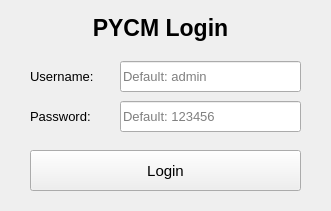
First picture: the form in Console/UI/LoginUI.ui, repository yang-zhongtian/PYCM, before the edit.
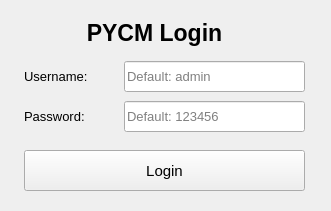
Second picture: the form after the edit. Icons and pictures are not drawn.

Diff of the .ui file:
```diff
--- a/Console/UI/LoginUI.ui
+++ b/Console/UI/LoginUI.ui
@@ -35,7 +35,7 @@
   <widget class="QLineEdit" name="username">
    <property name="geometry">
     <rect>
-     <x>120</x>
+     <x>124</x>
      <y>61</y>
      <width>181</width>
      <height>31</height>
@@ -53,7 +53,7 @@
   <widget class="QLineEdit" name="password">
    <property name="geometry">
     <rect>
-     <x>120</x>
+     <x>124</x>
      <y>101</y>
      <width>181</width>
      <height>31</height>
@@ -74,10 +74,10 @@
   <widget class="QLabel" name="title">
    <property name="geometry">
     <rect>
-     <x>30</x>
+     <x>24</x>
      <y>12</y>
      <width>261</width>
-     <height>31</height>
+     <height>41</height>
     </rect>
    </property>
    <property name="font">
@@ -100,9 +100,9 @@
   <widget class="QLabel" name="label_username">
    <property name="geometry">
     <rect>
-     <x>30</x>
+     <x>24</x>
      <y>61</y>
-     <width>81</width>
+     <width>101</width>
      <height>31</height>
     </rect>
    </property>
@@ -118,9 +118,9 @@
   <widget class="QLabel" name="label_password">
    <property name="geometry">
     <rect>
-     <x>30</x>
+     <x>24</x>
      <y>101</y>
-     <width>81</width>
+     <width>101</width>
      <height>31</height>
     </rect>
    </property>
@@ -139,9 +139,9 @@
   <widget class="QPushButton" name="login_button">
    <property name="geometry">
     <rect>
-     <x>30</x>
+     <x>24</x>
      <y>150</y>
-     <width>271</width>
+     <width>281</width>
      <height>41</height>
     </rect>
    </property>
```
Left out of the diff: 6 changed lines with no effect on the pictures.
